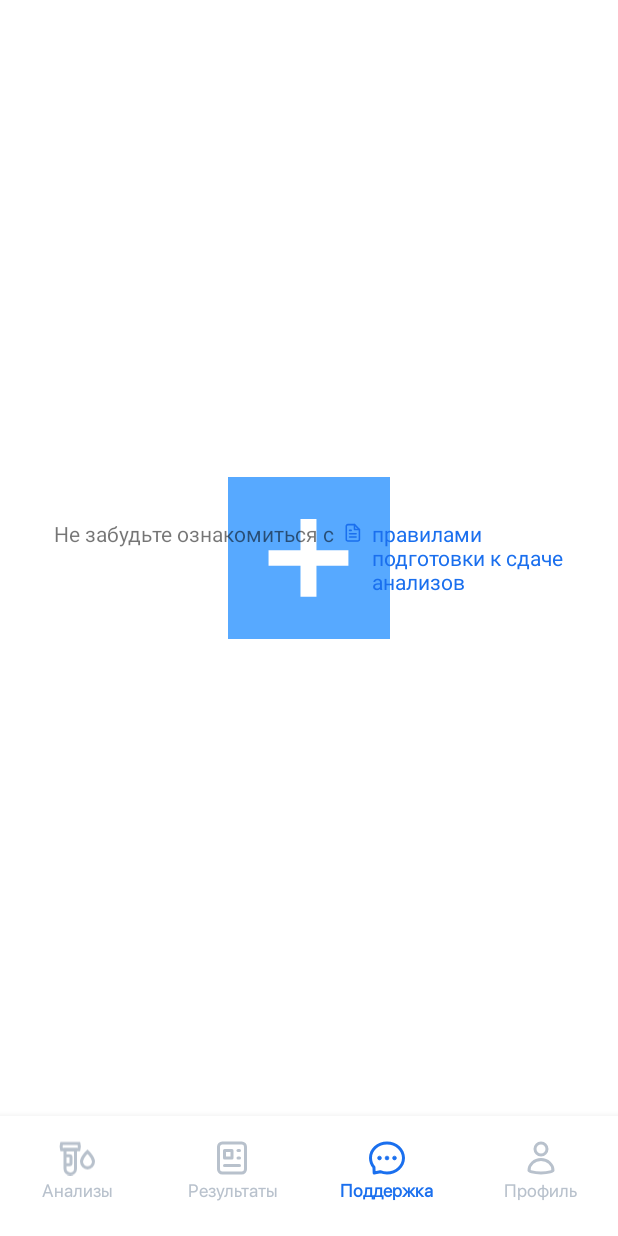
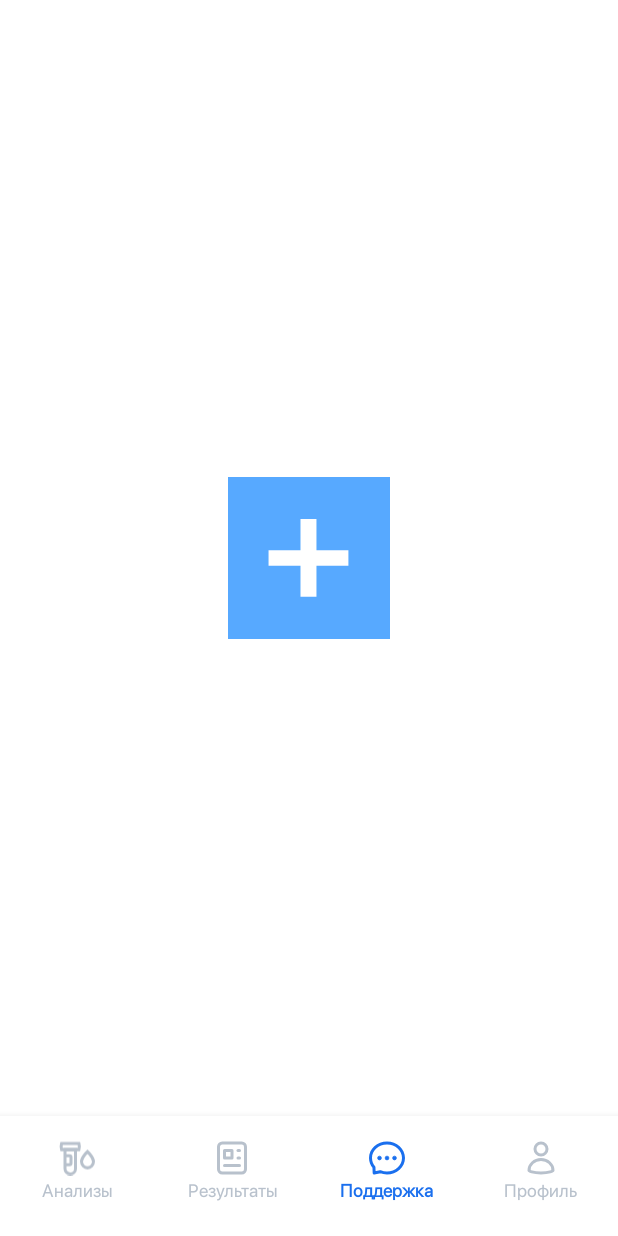
Before and after one commit to ArtemMobile/SmartLab, an Android app: the SupportFragment screen opened through its navigation route, on a phone screen of 412 x 824 dp. Run offline under Robolectric (Android 15) with nearby library versions, the light colour scheme and no system bars; our stand-ins replace Room's generated code, navigation-ui; network calls fail; pictures from the network do not load; 2 statements that could not run were skipped.

Commit message:
minor changes

```diff
--- a/app/src/main/res/layout/fragment_support.xml
+++ b/app/src/main/res/layout/fragment_support.xml
@@ -1,37 +1,14 @@
 <?xml version="1.0" encoding="utf-8"?>
 <FrameLayout xmlns:android="http://schemas.android.com/apk/res/android"
-    xmlns:app="http://schemas.android.com/apk/res-auto"
     xmlns:tools="http://schemas.android.com/tools"
     android:layout_width="match_parent"
     android:layout_height="match_parent"
     tools:context=".view.fragments.SupportFragment">
 
-        <ImageView
-            android:layout_width="wrap_content"
-            android:layout_height="wrap_content"
-            android:layout_gravity="center"
-            android:src="@drawable/smartlab_logo_foreground"/>    <LinearLayout
-    android:layout_width="wrap_content"
-    android:layout_height="wrap_content"
-    android:layout_gravity="center"
-    android:layout_marginHorizontal="36dp">
-
-        <TextView
-            android:id="@+id/tv1"
-            android:layout_width="wrap_content"
-            android:layout_height="wrap_content"
-            android:drawableEnd="@drawable/frame_257"
-            android:drawablePadding="6dp"
-            android:text="Не забудьте ознакомиться с" />
-
-        <TextView
-            android:id="@+id/textView5"
-            android:layout_width="wrap_content"
-            android:layout_height="wrap_content"
-            android:paddingStart="6dp"
-            android:text="правилами подготовки к сдаче анализов"
-            android:textColor="@color/blue_button" />
-
-</LinearLayout>
+    <ImageView
+        android:layout_width="wrap_content"
+        android:layout_height="wrap_content"
+        android:layout_gravity="center"
+        android:src="@drawable/smartlab_logo_foreground" />
 
 </FrameLayout>
--- a/app/src/main/res/layout/news_item_card.xml
+++ b/app/src/main/res/layout/news_item_card.xml
@@ -20,7 +20,6 @@
             android:layout_height="match_parent"
             android:layout_marginEnd="10dp"
             android:layout_marginStart="16dp"
-
             android:layout_weight="1"
             android:layout_marginTop="16dp"
             android:orientation="vertical">
```
Also changed, not shown: app/src/main/res/drawable/ic_launcher_foreground.xml (+25 -5 lines).
